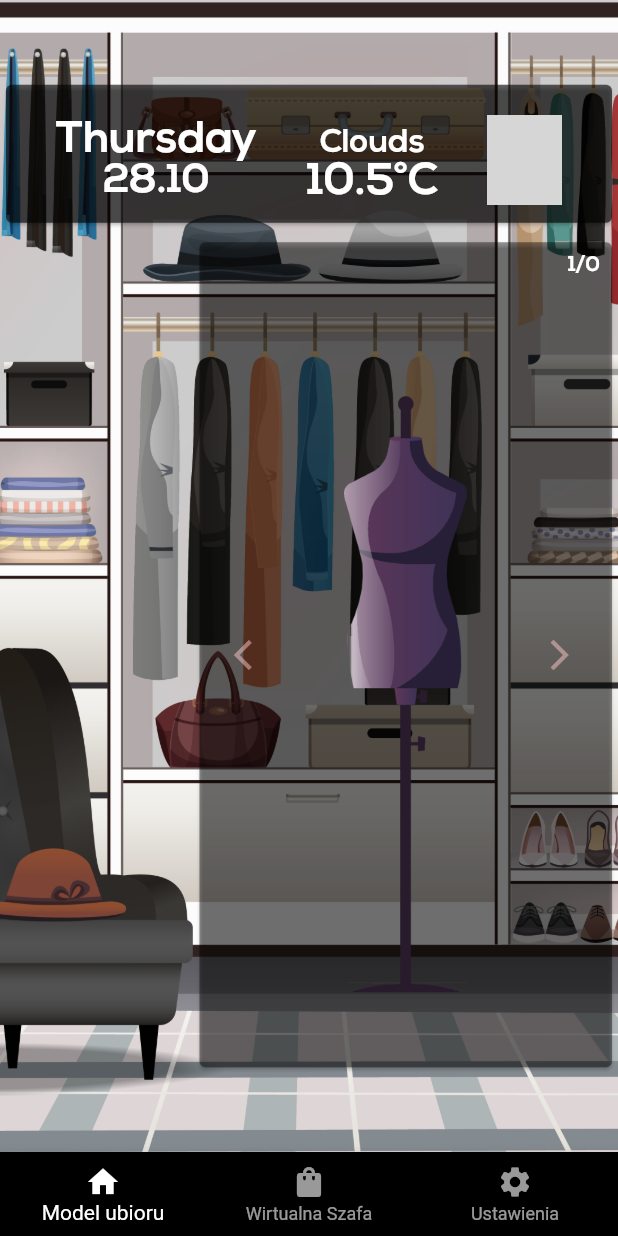
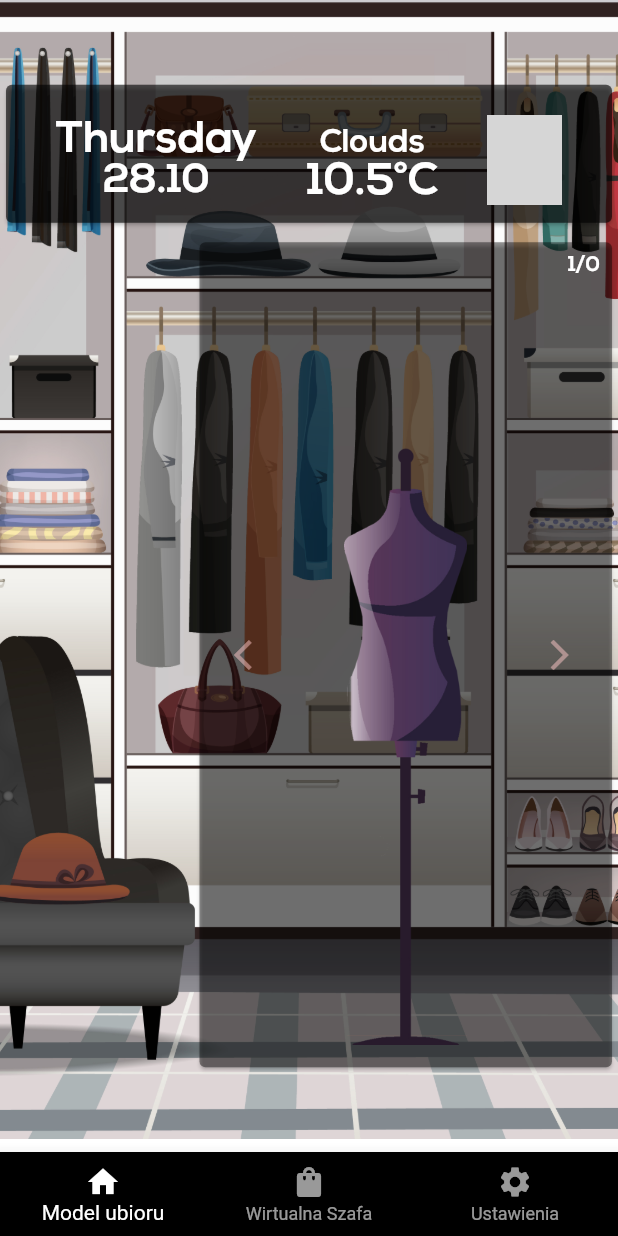
Before and after one commit to ItsMeLucifer/WeatherDrobe, a Flutter app: the screen it shows once a user with an empty profile is signed in, on a phone screen of 412 x 824 dp. Run offline on Flutter 3.47's test engine with Material 2 defaults, Android fonts, the phone set to English and light mode, and no system bars; drawn by our look-alikes of pull_to_refresh; our stand-ins replace cloud_firestore, firebase_auth, firebase_core, flutter_colorpicker, flutter_phoenix, flutter_riverpod and 2 more; accounts and stored records are empty; network calls fail; grey boxes are pictures that could not be loaded.

Commit message:
Character model display corrected

```diff
--- a/lib/pages/AuthenticationPage.dart
+++ b/lib/pages/AuthenticationPage.dart
@@ -20,7 +20,7 @@
             image: AssetImage("images/background2.png"),
             alignment: Alignment.topCenter,
             fit: BoxFit.none,
-            scale: 5.3),
+            scale: 5.4),
       ),
       child: Center(
         child: Card(
--- a/lib/widgets/First Page Widgets/character_model.dart
+++ b/lib/widgets/First Page Widgets/character_model.dart
@@ -38,7 +38,7 @@
           child: SafeArea(
             child: Stack(children: [
               Padding(
-                padding: const EdgeInsets.only(top: 100.0),
+                padding: const EdgeInsets.only(top: 135.0),
                 child: Align(
                     alignment: Alignment.topCenter,
                     child: Container(
@@ -62,7 +62,7 @@
               //HEADWEAR
               cc.proposals.isNotEmpty
                   ? Padding(
-                      padding: const EdgeInsets.only(top: 60.0, right: 3),
+                      padding: const EdgeInsets.only(top: 95.0, right: 3),
                       child: Align(
                         alignment: Alignment.topCenter,
                         child: Container(
@@ -82,7 +82,7 @@
               //LEFT SHOE
               cc.proposals.isNotEmpty
                   ? Padding(
-                      padding: const EdgeInsets.only(bottom: 27, left: 170),
+                      padding: const EdgeInsets.only(bottom: 27, left: 190),
                       child: Align(
                         alignment: Alignment.bottomCenter,
                         child: Container(
@@ -105,7 +105,7 @@
               //RIGHT SHOE
               cc.proposals.isNotEmpty
                   ? Padding(
-                      padding: const EdgeInsets.only(bottom: 27, left: 210),
+                      padding: const EdgeInsets.only(bottom: 27, left: 220),
                       child: Align(
                         alignment: Alignment.bottomCenter,
                         child: Container(
@@ -129,7 +129,7 @@
               cc.proposals.isNotEmpty &&
                       !cc.proposals[cc.currentModelIndex].isCostume
                   ? Padding(
-                      padding: const EdgeInsets.only(bottom: 100.0),
+                      padding: const EdgeInsets.only(bottom: 65.0),
                       child: Align(
                         alignment: Alignment.bottomCenter,
                         child: Container(
@@ -150,7 +150,7 @@
               cc.proposals.isNotEmpty &&
                       !cc.proposals[cc.currentModelIndex].isCostume
                   ? Padding(
-                      padding: const EdgeInsets.only(left: 0, top: 135.0),
+                      padding: const EdgeInsets.only(left: 0, top: 170.0),
                       child: Align(
                         alignment: Alignment.topCenter,
                         child: Container(
@@ -171,7 +171,7 @@
               cc.proposals.isNotEmpty &&
                       cc.proposals[cc.currentModelIndex].isCostume
                   ? Padding(
-                      padding: const EdgeInsets.only(left: 0, top: 145.0),
+                      padding: const EdgeInsets.only(left: 0, top: 180.0),
                       child: Align(
                         alignment: Alignment.topCenter,
                         child: Container(
--- a/lib/widgets/First Page Widgets/hourly_forecast_list_display.dart
+++ b/lib/widgets/First Page Widgets/hourly_forecast_list_display.dart
@@ -34,7 +34,7 @@
                           image: NetworkImage(hfvm.icons[index] ??
                               "http://openweathermap.org/img/wn/03d.png"))),
               title: Text(
-                  //DODAĆ ROW, ROZBIĆ PONIŻSZY TEKST NA POJEDYNCZE KOMPONENTY, ABY MAINAXISALIGMENT DZIALAL
+                  //STWORZYC FUNKCJE, KTORA USTAWI DLUGOSC WEATHER DESCRIPTION ZAWSZENA TAKĄ SAMĄ(dodajac spacje i ewentualnie usuwajac slowa).
                   "" +
                       tools.unixToLocalTimeConverter(hour.time) +
                       " 🕒    ${cutTheTemperature(hour.temperature)}°C🌡️    ${tools.fixedPropPercents(hour.propability, true)}% ☔       ${firstCapital(hour.description)}",
--- a/lib/widgets/bottomNavigationBar.dart
+++ b/lib/widgets/bottomNavigationBar.dart
@@ -34,7 +34,7 @@
               image: AssetImage("images/background2.png"),
               alignment: Alignment.topCenter,
               fit: BoxFit.none,
-              scale: 5.3),
+              scale: 5.4),
         ),
         child: Center(
           child: _widgetOptions.elementAt(_selectedIndex),
```
